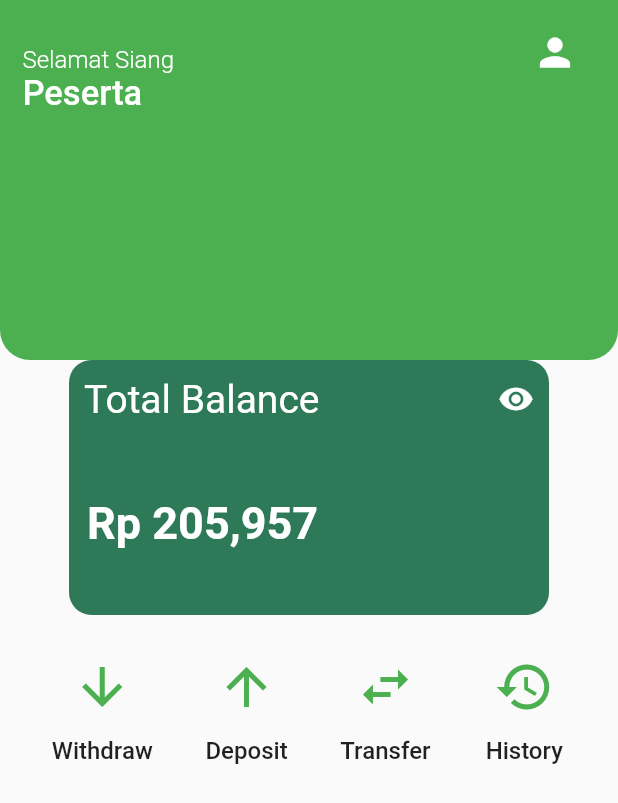
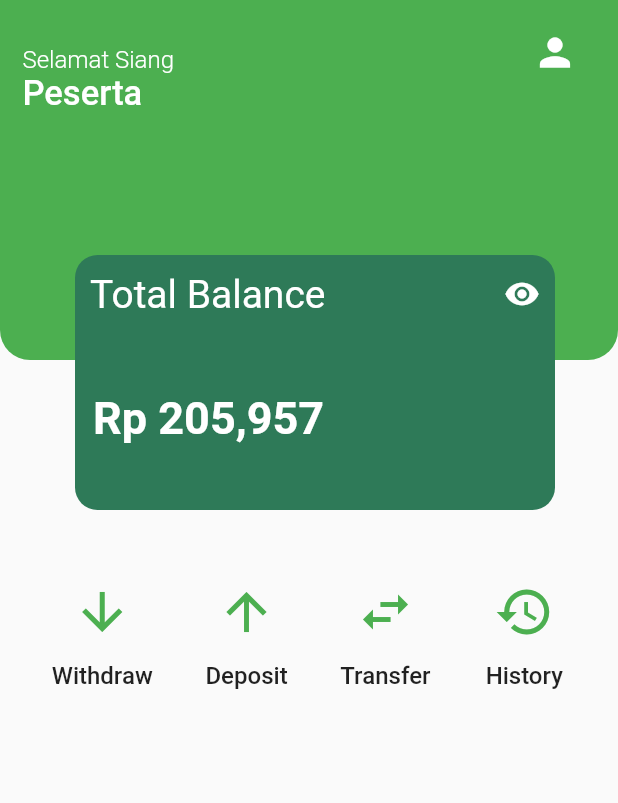
Before and after one commit to George535220173/UAS_E-MONEY, a Flutter app: the screen it shows after launch, on a phone screen of 412 x 824 dp. Shown: the top 803 px of the screen. Run offline on Flutter 3.47's test engine with Material 2 defaults, Android fonts, the phone set to English and light mode, and no system bars.

Commit message:
pembaharuan bentuk model home page

```diff
--- a/lib/Home/home.dart
+++ b/lib/Home/home.dart
@@ -1,7 +1,7 @@
 import 'package:flutter/material.dart';
 
-class home extends StatelessWidget {
-  const home({Key? key}) : super(key: key);
+class Home extends StatelessWidget {
+  const Home({Key? key}) : super(key: key);
 
   @override
   Widget build(BuildContext context) {
@@ -67,9 +67,21 @@ class home extends StatelessWidget {
                     ],
                   ),
                 ),
+                SizedBox(height: 140),
+                Row(
+                  mainAxisAlignment: MainAxisAlignment.spaceEvenly,
+                  children: [
+                    buildIconButton(Icons.arrow_downward, 'Withdraw'),
+                    buildIconButton(Icons.arrow_upward, 'Deposit'),
+                    buildIconButton(Icons.swap_horiz, 'Transfer'),
+                    buildIconButton(Icons.history, 'History'),
+                  ],
+                ),
+              ],
+            ),
             Positioned(
-                  top: 160,
-                  left: 45,
+              top: 170,
+              left: 50,
               child: Container(
                 height: 170,
                 width: 320,
@@ -115,25 +127,13 @@ class home extends StatelessWidget {
                               fontSize: 30,
                               color: Colors.white,
                             ),
-                              )
+                          ),
                         ],
                       ),
                     ),
                   ],
                 ),
               ),
-                ),
-                SizedBox(height: 20),
-                Row(
-                  mainAxisAlignment: MainAxisAlignment.spaceEvenly,
-                  children: [
-                    buildIconButton(Icons.arrow_downward, 'Withdraw'),
-                    buildIconButton(Icons.arrow_upward, 'Deposit'),
-                    buildIconButton(Icons.swap_horiz, 'Transfer'),
-                    buildIconButton(Icons.history, 'History'),
-                  ],
-                ),
-              ],
             ),
           ],
         ),
@@ -164,3 +164,9 @@ class home extends StatelessWidget {
     );
   }
 }
+
+void main() {
+  runApp(MaterialApp(
+    home: Home(),
+  ));
+}
--- a/lib/main.dart
+++ b/lib/main.dart
@@ -13,7 +13,7 @@ class myApp extends StatelessWidget {
   Widget build (BuildContext context) {
     return MaterialApp(
       debugShowCheckedModeBanner: false,
-      home: home(),
+      home: Home(),
     );
   }
 }
```
Lines whose indentation alone changed are shown as unchanged.
